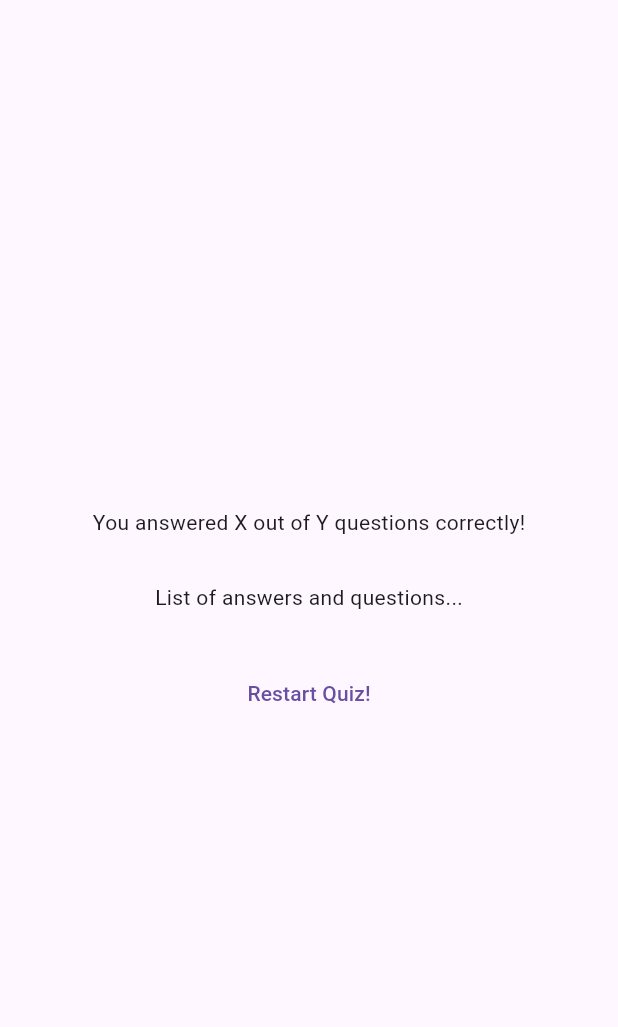
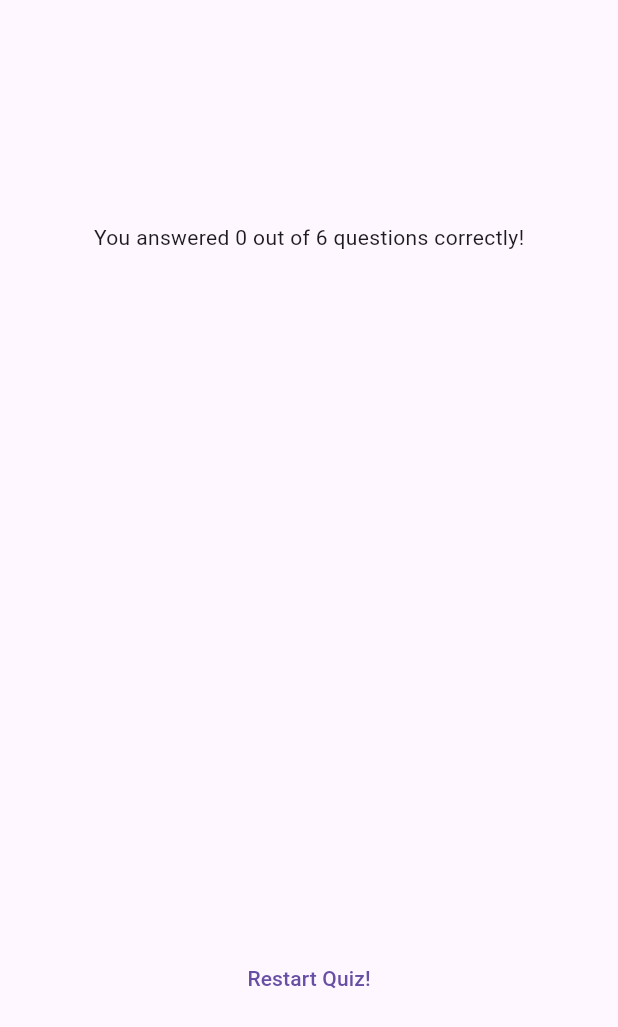
Before and after one commit to LuisFer27/adv_basics, a Flutter app: the ResultsScreen widget shown alone on an empty page, opened directly with empty values, on a phone screen of 412 x 824 dp. Shown: the top 1027 px of the screen. Run offline on Flutter 3.47's test engine with Material 3 defaults, Android fonts, the phone set to English and light mode, and no system bars; our stand-ins replace google_fonts.

Commit message:
cambios aplicación

```diff
--- /dev/null
+++ b/lib/questions_summary/questions_summary.dart
@@ -0,0 +1,24 @@
+import 'package:adv_basics/questions_summary/summary_item.dart';
+import 'package:flutter/material.dart';
+
+class QuestionsSummary extends StatelessWidget {
+  const QuestionsSummary(this.summaryData, {super.key});
+
+  final List<Map<String, Object>> summaryData;
+
+  @override
+  Widget build(BuildContext context) {
+    return SizedBox(
+      height: 400,
+      child: SingleChildScrollView(
+        child: Column(
+          children: summaryData.map(
+            (data) {
+              return SummaryItem(data);
+            },
+          ).toList(),
+        ),
+      ),
+    );
+  }
+}
--- a/lib/quiz.dart
+++ b/lib/quiz.dart
@@ -26,7 +26,7 @@ class _QuizState extends State<Quiz> {
     selectedAnswers.add(answer);
     if (selectedAnswers.length == questions.length) {
       setState(() {
-        selectedAnswers = [];
+        //selectedAnswers = [];
         activeScreen = 'results-screen';
       });
     }
--- a/lib/results_screen.dart
+++ b/lib/results_screen.dart
@@ -1,11 +1,35 @@
+import 'package:adv_basics/data/questions.dart';
 import 'package:flutter/material.dart';
+import 'package:adv_basics/questions_summary/questions_summary.dart';
 
 class ResultsScreen extends StatelessWidget {
   const ResultsScreen({super.key, required this.chosenAnswers});
 
   final List<String> chosenAnswers;
+
+  List<Map<String, Object>> getSummaryData() {
+    final List<Map<String, Object>> summary = [];
+    for (var i = 0; i < chosenAnswers.length; i++) {
+      //loop body
+      summary.add(
+        {
+          'question_index': i,
+          'question': questions[i].text,
+          'correct_answer': questions[i].answers[0],
+          'user_answer': chosenAnswers[i]
+        },
+      );
+    }
+    return summary;
+  }
+
   @override
   Widget build(BuildContext context) {
+    final summaryData = getSummaryData();
+    final numTotalQuestions = questions.length;
+    final numCorrectQuestions = summaryData
+        .where((data) => data['user_answer'] == data['correct_answer'])
+        .length;
     return SizedBox(
         width: double.infinity,
         child: Container(
@@ -13,11 +37,13 @@ class ResultsScreen extends StatelessWidget {
             child: Column(
               mainAxisAlignment: MainAxisAlignment.center,
               children: [
-                const Text('You answered X out of Y questions correctly!'),
+                Text(
+                    'You answered $numCorrectQuestions out of $numTotalQuestions questions correctly!'),
                 const SizedBox(
                   height: 30,
                 ),
-                const Text('List of answers and questions...'),
+                //const Text('List of answers and questions...'),
+                QuestionsSummary(summaryData),
                 const SizedBox(
                   height: 30,
                 ),
```
Also changed, not shown: lib/questions_summary/question_identifer.dart (added, +35 -0 lines), lib/questions_summary/summary_item.dart (added, +57 -0 lines).
